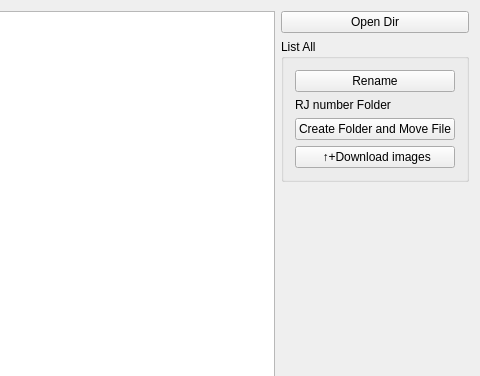
Old version of the form mainwindow.ui in the repository Mowei/rjrename; both pictures show x 410 to 890 and y 0 to 376 of the 890 by 540 pixel window.
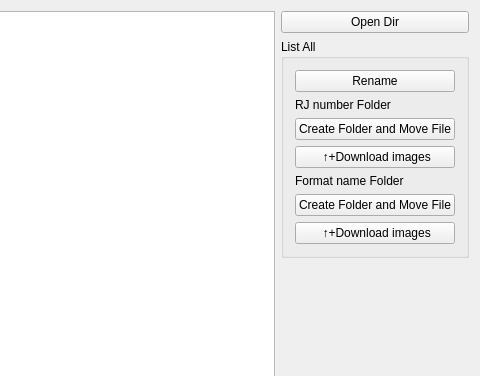
New version of the form.

Commit message: add move format name files

Diff of the .ui file:
```diff
--- a/mainwindow.ui
+++ b/mainwindow.ui
@@ -137,6 +137,27 @@
            </property>
           </widget>
          </item>
+         <item>
+          <widget class="QLabel" name="label_4">
+           <property name="text">
+            <string>Format name Folder</string>
+           </property>
+          </widget>
+         </item>
+         <item>
+          <widget class="QPushButton" name="butCFMF_FN">
+           <property name="text">
+            <string>Create Folder and Move File</string>
+           </property>
+          </widget>
+         </item>
+         <item>
+          <widget class="QPushButton" name="butCFMFDL_FN">
+           <property name="text">
+            <string> ↑+Download images</string>
+           </property>
+          </widget>
+         </item>
         </layout>
        </widget>
       </item>
```
The commit also changes 2 other files.
